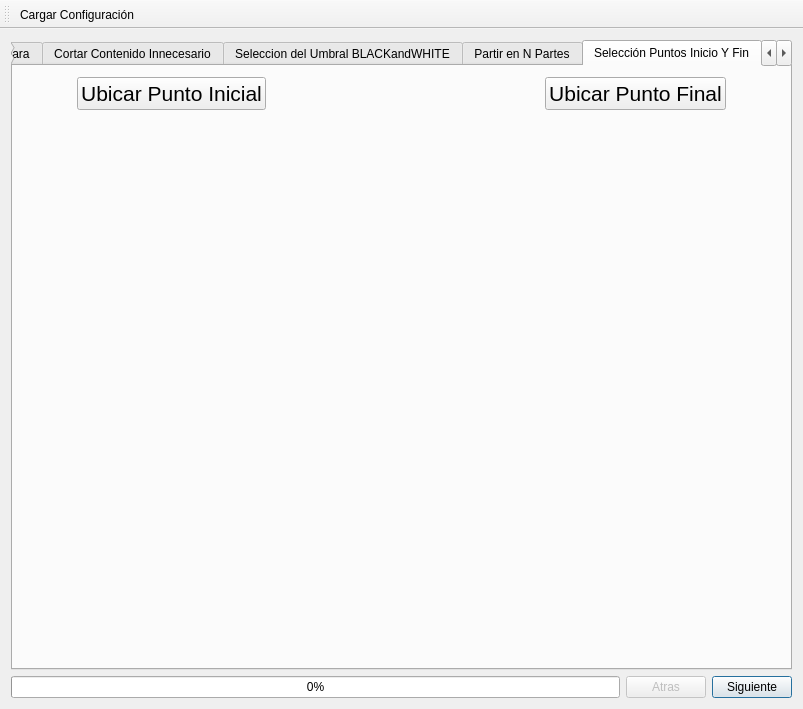
First picture: the form in ventanaprincipal.ui, repository dianjuar/ModuloVisionArtifiical_ACO, before the edit.
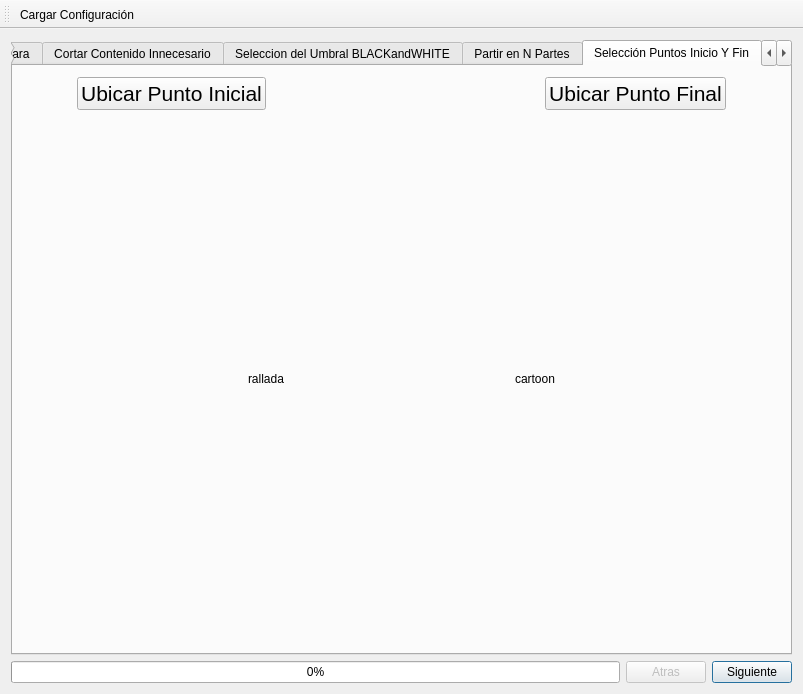
Second picture: the form after the edit. The open tabs and pages were chosen to show the change. Icons and pictures are not drawn. Custom widgets are drawn as their Qt base class.

Patch:
```diff
--- a/ventanaprincipal.ui
+++ b/ventanaprincipal.ui
@@ -10,7 +10,7 @@
     <x>0</x>
     <y>0</y>
     <width>803</width>
-    <height>709</height>
+    <height>694</height>
    </rect>
   </property>
   <property name="windowTitle">
@@ -1504,10 +1504,30 @@
             </property>
            </spacer>
           </item>
+          <item>
+           <widget class="QLabel" name="label_displayRallada_IF">
+            <property name="text">
+             <string>rallada</string>
+            </property>
+           </widget>
+          </item>
+          <item>
+           <spacer name="horizontalSpacer_30">
+            <property name="orientation">
+             <enum>Qt::Horizontal</enum>
+            </property>
+            <property name="sizeHint" stdset="0">
+             <size>
+              <width>40</width>
+              <height>20</height>
+             </size>
+            </property>
+           </spacer>
+          </item>
           <item>
            <widget class="STAND::ClickableLabel" name="label_display_IF">
             <property name="text">
-             <string/>
+             <string>cartoon</string>
             </property>
             <property name="pixmap">
              <pixmap>media/CamNOT_FOUND.png</pixmap>
```
Left out of the diff: 12 changed lines with no effect on the pictures.
